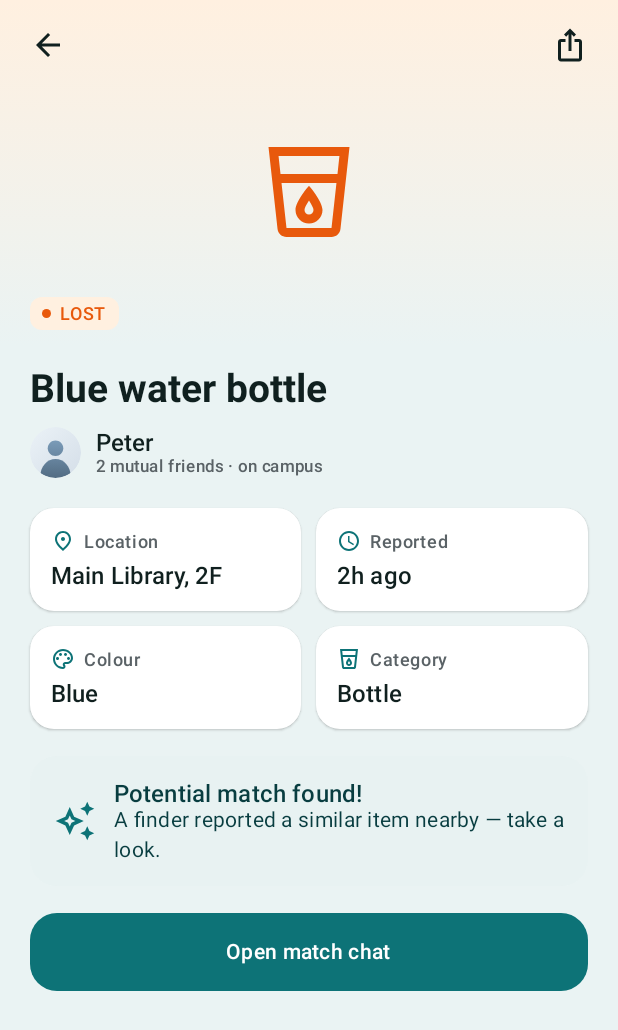
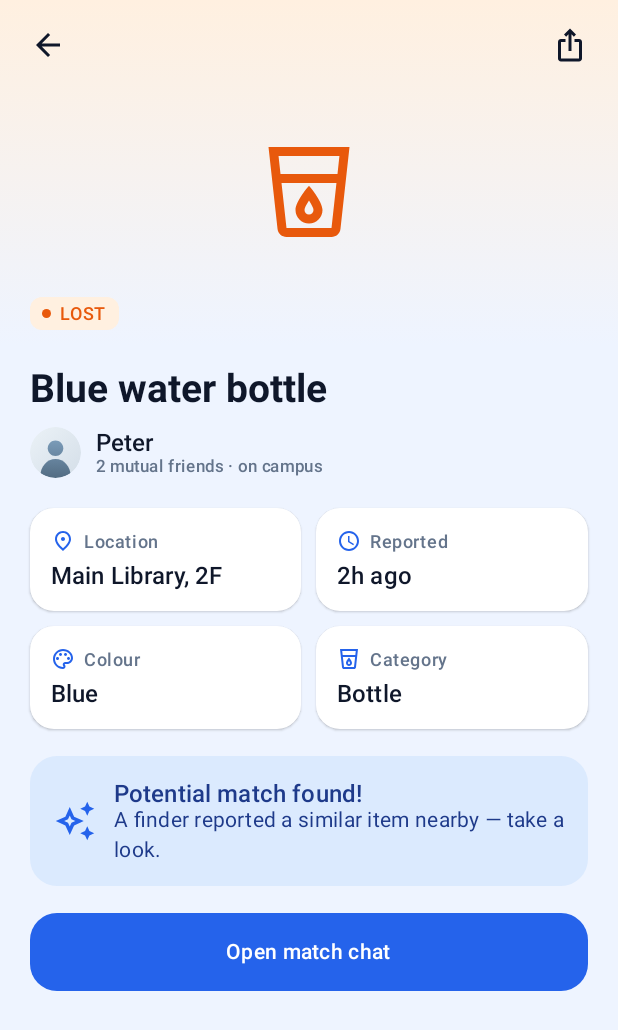
Before and after one commit to android-app-development-course/2026-Autumn-Aberdeen-1-ReFind, an Android app built with Jetpack Compose: the screen it shows after launch (MainActivity), after a tap on "LOST", on a phone screen of 412 x 824 dp. Shown: the top 1030 px of the screen. Run offline under Robolectric (Android 15) with nearby library versions, the phone set to English and light mode, and no system bars; 1 other tap on this screen came first.

Commit message:
feat(theme): switch brand palette from teal to clean tech blue
User call: the deep teal read as murky. The whole system now rides the
Tailwind blue scale the reference mock used (primary #2563EB, gradient
partner #3B82F6, mist-blue page background), matching the phase-1 app.
Semantic accents stay: lost = warm orange, match = green. Launcher icon
and all hardcoded gradient stops re-coloured to match.

```diff
--- a/app/src/main/java/com/refind/app/ui/screens/ItemDetailScreen.kt
+++ b/app/src/main/java/com/refind/app/ui/screens/ItemDetailScreen.kt
@@ -49,8 +49,8 @@ import com.refind.app.ui.components.categoryIcon
 import com.refind.app.ui.components.staggerIn
 import com.refind.app.ui.theme.LostOrange
 import com.refind.app.ui.theme.LostOrangeContainer
-import com.refind.app.ui.theme.Teal100
-import com.refind.app.ui.theme.Teal700
+import com.refind.app.ui.theme.Blue100
+import com.refind.app.ui.theme.Blue600
 
 /** Detail page for a single report. The story match exposes the match card. */
 @Composable
@@ -65,7 +65,7 @@ fun ItemDetailScreen(
     val isLost = item.status == ItemStatus.LOST
     val heroBrush = Brush.verticalGradient(
         listOf(
-            if (isLost) LostOrangeContainer else Teal100,
+            if (isLost) LostOrangeContainer else Blue100,
             MaterialTheme.colorScheme.background,
         ),
     )
@@ -109,7 +109,7 @@ fun ItemDetailScreen(
             Icon(
                 categoryIcon(item.category),
                 contentDescription = item.category.label,
-                tint = if (isLost) LostOrange else Teal700,
+                tint = if (isLost) LostOrange else Blue600,
                 modifier = Modifier
                     .align(Alignment.Center)
                     .padding(top = 26.dp)
--- a/app/src/main/java/com/refind/app/ui/screens/LoginScreen.kt
+++ b/app/src/main/java/com/refind/app/ui/screens/LoginScreen.kt
@@ -87,7 +87,7 @@ fun LoginScreen(
                 .height(340.dp)
                 .background(
                     Brush.verticalGradient(
-                        listOf(MaterialTheme.colorScheme.primary, Color(0xFF17999E)),
+                        listOf(MaterialTheme.colorScheme.primary, Color(0xFF3B82F6)),
                     ),
                 ),
         ) {
--- a/app/src/main/java/com/refind/app/ui/theme/Color.kt
+++ b/app/src/main/java/com/refind/app/ui/theme/Color.kt
@@ -2,19 +2,21 @@ package com.refind.app.ui.theme
 
 import androidx.compose.ui.graphics.Color
 
-// ReFind brand palette (aligned with the business plan):
-// brand teal #0D7377, brand light #E8F2F2, neutral grey #5A6266.
-val Teal700 = Color(0xFF0D7377)
-val Teal600 = Color(0xFF148A8F)
-val Teal500 = Color(0xFF17979C)
-val Teal400 = Color(0xFF4FB3B8)
-val Teal100 = Color(0xFFE8F2F2)
-val Teal50 = Color(0xFFF4FAFA)
-val Teal900 = Color(0xFF083D40)
-val Teal900Dark = Color(0xFF062A2C)
+// ReFind palette: a clean tech-blue system (Tailwind blue scale) chosen over
+// the original teal — primary #2563EB, gradient partner #3B82F6, mist-blue
+// page background. Semantic accents: lost = warm orange, found = blue,
+// confirmed match = green.
+val Blue700 = Color(0xFF1D4ED8)
+val Blue600 = Color(0xFF2563EB)
+val Blue500 = Color(0xFF3B82F6)
+val Blue400 = Color(0xFF60A5FA)
+val Blue100 = Color(0xFFDBEAFE)
+val Blue50 = Color(0xFFEFF6FF)
+val Blue900 = Color(0xFF1E3A8A)
+val Blue900Dark = Color(0xFF0A1930)
 
-// Semantic accents: lost reports are warm, found reports carry the brand teal,
-// and a confirmed match is celebrated in green.
+// Semantic accents: lost reports are warm, found reports carry the brand
+// blue, and a confirmed match is celebrated in green.
 val LostOrange = Color(0xFFE8590C)
 val LostOrangeContainer = Color(0xFFFFF0E0)
 val LostOrangeDark = Color(0xFFFFA94D)
@@ -24,13 +26,13 @@ val MatchGreenContainer = Color(0xFFE3F5E8)
 val MatchGreenDark = Color(0xFF69DB7C)
 val MatchGreenContainerDark = Color(0xFF113B1C)
 
-val BackgroundLight = Color(0xFFEAF3F3)
+val BackgroundLight = Color(0xFFEEF4FF)
 val SurfaceLight = Color(0xFFFFFFFF)
-val SurfaceVariantLight = Color(0xFFE4EEEF)
+val SurfaceVariantLight = Color(0xFFE2ECFD)
 
-val BackgroundDark = Color(0xFF0C1617)
-val SurfaceDark = Color(0xFF122021)
-val SurfaceVariantDark = Color(0xFF1B2F31)
+val BackgroundDark = Color(0xFF0B1220)
+val SurfaceDark = Color(0xFF101B2C)
+val SurfaceVariantDark = Color(0xFF1B2A44)
 
-val TextPrimary = Color(0xFF10201F)
-val TextSecondary = Color(0xFF5A6266)
+val TextPrimary = Color(0xFF0F172A)
+val TextSecondary = Color(0xFF64748B)
--- a/app/src/main/java/com/refind/app/ui/theme/Theme.kt
+++ b/app/src/main/java/com/refind/app/ui/theme/Theme.kt
@@ -8,15 +8,15 @@ import androidx.compose.runtime.Composable
 import androidx.compose.ui.graphics.Color
 
 private val LightColors = lightColorScheme(
-    primary = Teal700,
+    primary = Blue600,
     onPrimary = SurfaceLight,
-    primaryContainer = Teal100,
-    onPrimaryContainer = Teal900,
-    secondary = Teal600,
+    primaryContainer = Blue100,
+    onPrimaryContainer = Blue900,
+    secondary = Blue700,
     onSecondary = SurfaceLight,
-    secondaryContainer = Teal50,
-    onSecondaryContainer = Teal900,
-    tertiary = Teal400,
+    secondaryContainer = Blue50,
+    onSecondaryContainer = Blue900,
+    tertiary = Blue400,
     background = BackgroundLight,
     onBackground = TextPrimary,
     surface = SurfaceLight,
@@ -30,15 +30,15 @@ private val LightColors = lightColorScheme(
 )
 
 private val DarkColors = darkColorScheme(
-    primary = Teal400,
-    onPrimary = Teal900Dark,
+    primary = Blue400,
+    onPrimary = Blue900Dark,
     primaryContainer = Color(0xFF0F4144),
     onPrimaryContainer = Color(0xFFB8E4E6),
-    secondary = Teal500,
-    onSecondary = Teal900Dark,
+    secondary = Blue500,
+    onSecondary = Blue900Dark,
     secondaryContainer = SurfaceVariantDark,
     onSecondaryContainer = Color(0xFFB8E4E6),
-    tertiary = Teal500,
+    tertiary = Blue500,
     background = BackgroundDark,
     onBackground = Color(0xFFDDEAEA),
     surface = SurfaceDark,
--- a/app/src/main/res/drawable/ic_launcher_background.xml
+++ b/app/src/main/res/drawable/ic_launcher_background.xml
@@ -5,6 +5,6 @@
     android:viewportWidth="108"
     android:viewportHeight="108">
     <path
-        android:fillColor="#0D7377"
+        android:fillColor="#2563EB"
         android:pathData="M0,0h108v108h-108z" />
 </vector>
--- a/app/src/main/res/drawable/ic_launcher_foreground.xml
+++ b/app/src/main/res/drawable/ic_launcher_foreground.xml
@@ -12,7 +12,7 @@
         android:strokeColor="#FFFFFF" />
     <!-- Highlight dot inside the lens: the found item -->
     <path
-        android:fillColor="#7FD1D4"
+        android:fillColor="#93C5FD"
         android:pathData="M45,45 m-7,0 a7,7 0 1 1 14,0 a7,7 0 1 1 -14,0" />
     <!-- Handle -->
     <path
```
Also changed, not shown: app/src/main/java/com/refind/app/ui/components/Common.kt (+9 -9 lines), app/src/main/java/com/refind/app/ui/screens/ChatScreen.kt (+13 -12 lines), app/src/main/java/com/refind/app/ui/screens/FeedScreen.kt (+4 -4 lines), app/src/main/java/com/refind/app/ui/screens/MatchFoundScreen.kt (+6 -6 lines), app/src/main/java/com/refind/app/ui/screens/ProfileScreen.kt (+8 -8 lines).
